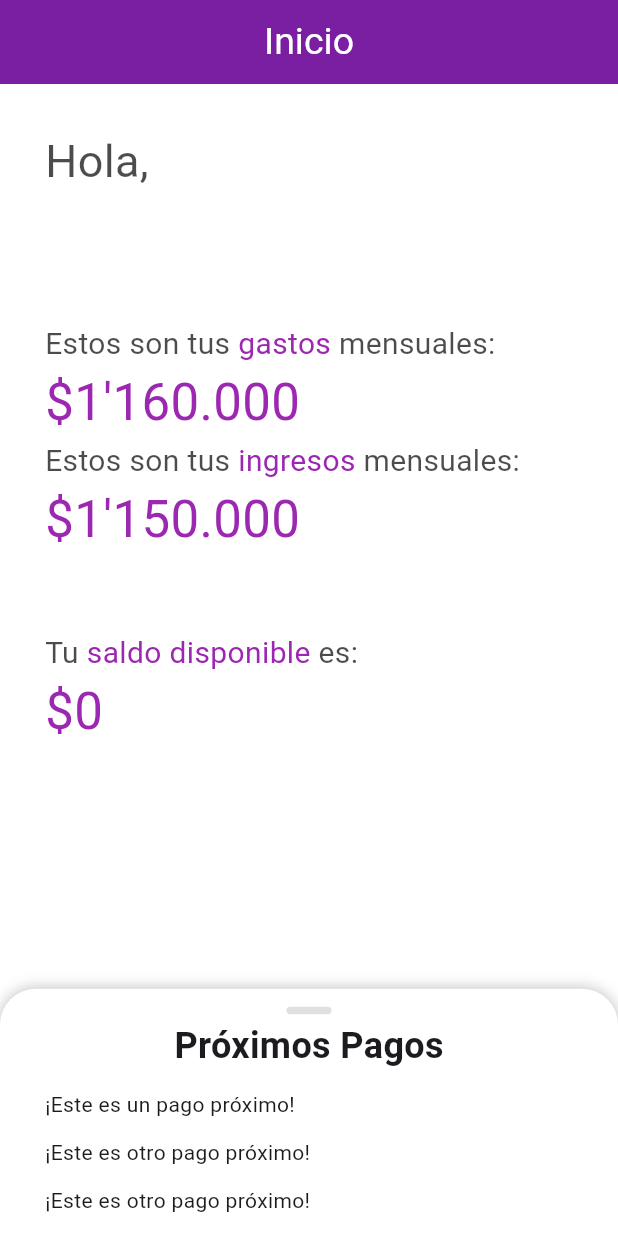
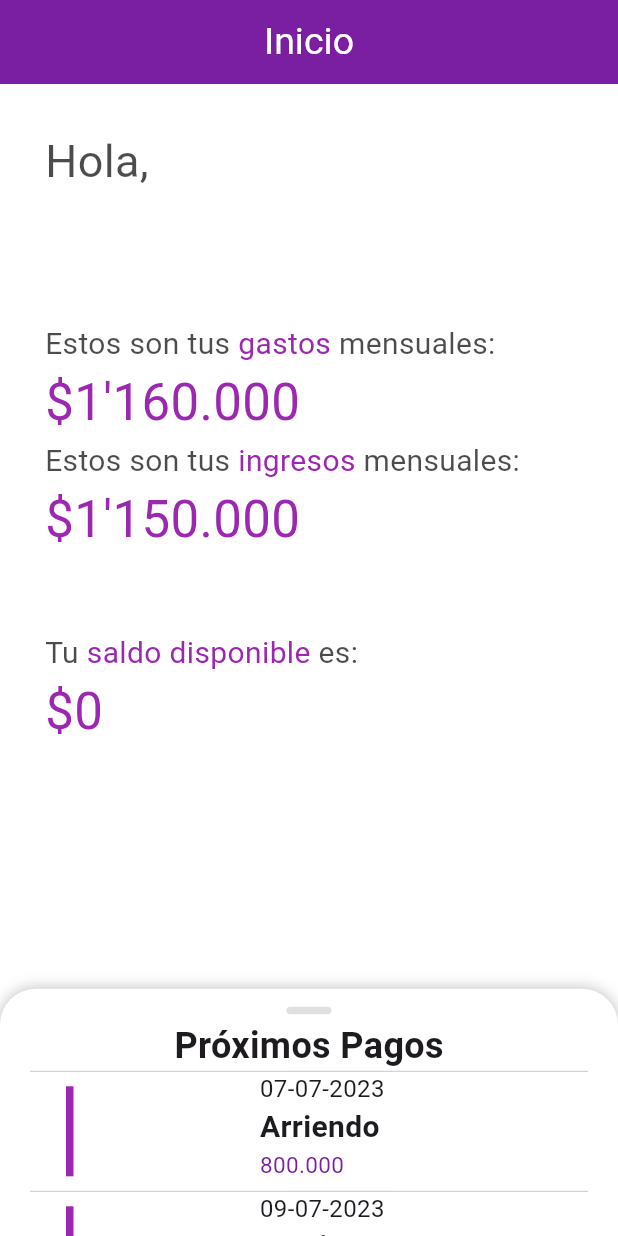
Before and after one commit to UntetheredJ/budgetmaster, a Flutter app: the Inicio screen opened directly with empty values, on a phone screen of 412 x 824 dp. Run offline on Flutter 3.47's test engine with Material 2 defaults, Android fonts, the phone set to English and light mode, and no system bars; drawn by our look-alikes of sliding_up_panel; our stand-ins replace curved_navigation_bar, supabase, supabase_flutter; accounts and stored records are empty.

Commit message:
Update inicio_widget.dart
Add next payment rows

```diff
--- a/budgetmaster/lib/widgets/inicio_widget.dart
+++ b/budgetmaster/lib/widgets/inicio_widget.dart
@@ -22,20 +22,145 @@ class InicioWidget extends StatelessWidget {
       );
 
   Widget buildPagos() => Container(
-        padding: const EdgeInsets.symmetric(horizontal: 30),
-        child: const Column(
-          crossAxisAlignment: CrossAxisAlignment.start,
+        padding: const EdgeInsets.symmetric(horizontal: 20),
+        child: Column(
+          crossAxisAlignment: CrossAxisAlignment.stretch,
           children: <Widget>[
-            Center(
+            const Center(
                 child: Text("Próximos Pagos",
                     style:
                         TextStyle(fontWeight: FontWeight.bold, fontSize: 24))),
-            SizedBox(height: 12),
-            Text("¡Este es un pago próximo!"),
-            SizedBox(height: 12),
-            Text("¡Este es otro pago próximo!"),
-            SizedBox(height: 12),
-            Text("¡Este es otro pago próximo!"),
+            DataTable(
+                dividerThickness: 0,
+                dataRowMaxHeight: 80,
+                headingRowHeight: 0,
+                columns: const [
+                  DataColumn(label: Text("")),
+                  DataColumn(label: Text("")),
+                ],
+                rows: [
+                  DataRow(cells: [
+                    DataCell(
+                      Container(
+                        width: 5,
+                        height: 60,
+                        color: Colors.purple,
+                        child: const Text(""),
+                      ),
+                    ),
+                    const DataCell(Column(
+                      children: [
+                        Row(
+                          children: [
+                            Text(
+                              "07-07-2023",
+                              style: TextStyle(
+                                  fontSize: 16, fontWeight: FontWeight.normal),
+                            ),
+                          ],
+                        ),
+                        Row(children: [
+                          Text(
+                            "Arriendo",
+                            style: TextStyle(
+                                fontSize: 20, fontWeight: FontWeight.bold),
+                          ),
+                        ]),
+                        Row(
+                          children: [
+                            Text(
+                              "800.000",
+                              style: TextStyle(
+                                  fontSize: 15, color: Color(0xFF7B1FA2)),
+                            ),
+                          ],
+                        )
+                      ],
+                    )),
+                  ]),
+                  DataRow(cells: [
+                    DataCell(
+                      Container(
+                        width: 5,
+                        height: 60,
+                        color: Colors.purple,
+                        child: const Text(""),
+                      ),
+                    ),
+                    const DataCell(Column(
+                      children: [
+                        Row(
+                          children: [
+                            Text(
+                              "09-07-2023",
+                              style: TextStyle(
+                                  fontSize: 16, fontWeight: FontWeight.normal),
+                            ),
+                          ],
+                        ),
+                        Row(
+                          children: [
+                            Text(
+                              "Movistar",
+                              style: TextStyle(
+                                  fontSize: 20, fontWeight: FontWeight.bold),
+                            ),
+                          ],
+                        ),
+                        Row(
+                          children: [
+                            Text(
+                              "37.000",
+                              style: TextStyle(
+                                  fontSize: 15, color: Color(0xFF7B1FA2)),
+                            ),
+                          ],
+                        )
+                      ],
+                    )),
+                  ]),
+                  DataRow(cells: [
+                    DataCell(
+                      Container(
+                        width: 5,
+                        height: 60,
+                        color: Colors.purple,
+                        child: const Text(""),
+                      ),
+                    ),
+                    const DataCell(Column(
+                      children: [
+                        Row(
+                          children: [
+                            Text(
+                              "15-07-2023",
+                              style: TextStyle(
+                                  fontSize: 16, fontWeight: FontWeight.normal),
+                            ),
+                          ],
+                        ),
+                        Row(
+                          children: [
+                            Text(
+                              "Cuota Crédito",
+                              style: TextStyle(
+                                  fontSize: 20, fontWeight: FontWeight.bold),
+                            ),
+                          ],
+                        ),
+                        Row(
+                          children: [
+                            Text(
+                              "450.000",
+                              style: TextStyle(
+                                  fontSize: 15, color: Color(0xFF7B1FA2)),
+                            ),
+                          ],
+                        )
+                      ],
+                    )),
+                  ]),
+                ]),
           ],
         ),
       );
```
